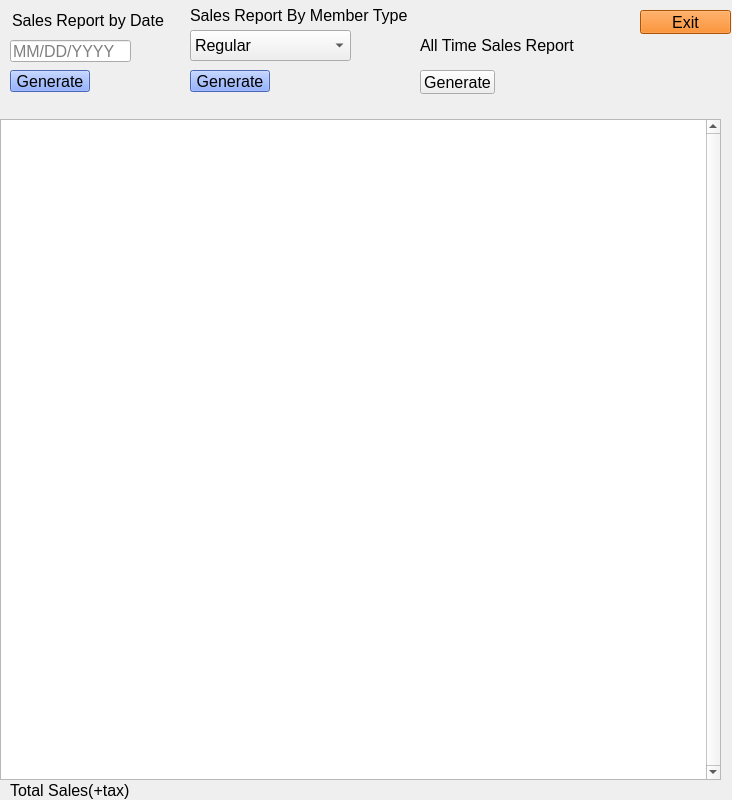
First picture: the form in salesreport.ui, repository P4TOO/BulkClub-System, before the edit.
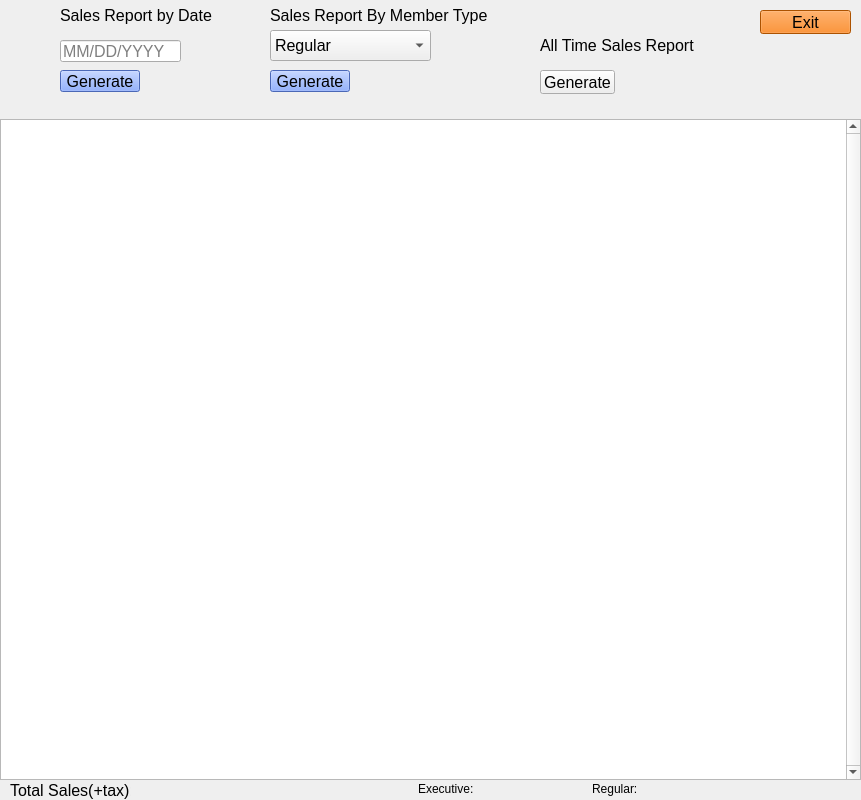
Second picture: the form after the edit.

Commit message: added customer name and member count by type to salesreport date search

The edit to the form file:
```diff
--- a/salesreport.ui
+++ b/salesreport.ui
@@ -6,7 +6,7 @@
    <rect>
     <x>0</x>
     <y>0</y>
-    <width>732</width>
+    <width>861</width>
     <height>800</height>
    </rect>
   </property>
@@ -24,7 +24,7 @@
     <rect>
      <x>0</x>
      <y>119</y>
-     <width>721</width>
+     <width>861</width>
      <height>661</height>
     </rect>
    </property>
@@ -65,7 +65,7 @@
   <widget class="QLabel" name="totalSalesNum">
    <property name="geometry">
     <rect>
-     <x>400</x>
+     <x>130</x>
      <y>780</y>
      <width>201</width>
      <height>20</height>
@@ -83,7 +83,7 @@
   <widget class="QComboBox" name="MemberTypeComboBox">
    <property name="geometry">
     <rect>
-     <x>190</x>
+     <x>270</x>
      <y>30</y>
      <width>161</width>
      <height>31</height>
@@ -108,8 +108,8 @@
   <widget class="QLabel" name="label">
    <property name="geometry">
     <rect>
-     <x>12</x>
-     <y>5</y>
+     <x>60</x>
+     <y>0</y>
      <width>161</width>
      <height>31</height>
     </rect>
@@ -126,7 +126,7 @@
   <widget class="QPushButton" name="DatePushButton">
    <property name="geometry">
     <rect>
-     <x>10</x>
+     <x>60</x>
      <y>70</y>
      <width>80</width>
      <height>22</height>
@@ -147,7 +147,7 @@
   <widget class="QLabel" name="label_2">
    <property name="geometry">
     <rect>
-     <x>190</x>
+     <x>270</x>
      <y>0</y>
      <width>291</width>
      <height>31</height>
@@ -165,7 +165,7 @@
   <widget class="QPushButton" name="MemberTypePushButton">
    <property name="geometry">
     <rect>
-     <x>190</x>
+     <x>270</x>
      <y>70</y>
      <width>80</width>
      <height>22</height>
@@ -186,7 +186,7 @@
   <widget class="QLineEdit" name="DatelineEdit">
    <property name="geometry">
     <rect>
-     <x>10</x>
+     <x>60</x>
      <y>40</y>
      <width>121</width>
      <height>22</height>
@@ -207,7 +207,7 @@
   <widget class="QPushButton" name="ExitButton">
    <property name="geometry">
     <rect>
-     <x>640</x>
+     <x>760</x>
      <y>10</y>
      <width>91</width>
      <height>24</height>
@@ -228,7 +228,7 @@
   <widget class="QPushButton" name="AllTimeButton">
    <property name="geometry">
     <rect>
-     <x>420</x>
+     <x>540</x>
      <y>70</y>
      <width>75</width>
      <height>24</height>
@@ -246,7 +246,7 @@
   <widget class="QLabel" name="label_3">
    <property name="geometry">
     <rect>
-     <x>420</x>
+     <x>540</x>
      <y>30</y>
      <width>161</width>
      <height>31</height>
@@ -261,6 +261,46 @@
     <string>All Time Sales Report</string>
    </property>
   </widget>
+  <widget class="QWidget" name="">
+   <property name="geometry">
+    <rect>
+     <x>418</x>
+     <y>780</y>
+     <width>341</width>
+     <height>18</height>
+    </rect>
+   </property>
+   <layout class="QHBoxLayout" name="horizontalLayout">
+    <item>
+     <widget class="QLabel" name="execLabel">
+      <property name="text">
+       <string>Executive:</string>
+      </property>
+     </widget>
+    </item>
+    <item>
+     <widget class="QLabel" name="execAmtLabel">
+      <property name="text">
+       <string/>
+      </property>
+     </widget>
+    </item>
+    <item>
+     <widget class="QLabel" name="regLabel">
+      <property name="text">
+       <string>Regular: </string>
+      </property>
+     </widget>
+    </item>
+    <item>
+     <widget class="QLabel" name="regAmtLabel">
+      <property name="text">
+       <string/>
+      </property>
+     </widget>
+    </item>
+   </layout>
+  </widget>
  </widget>
  <resources/>
  <connections/>
```
The commit also changes 1 other file.
